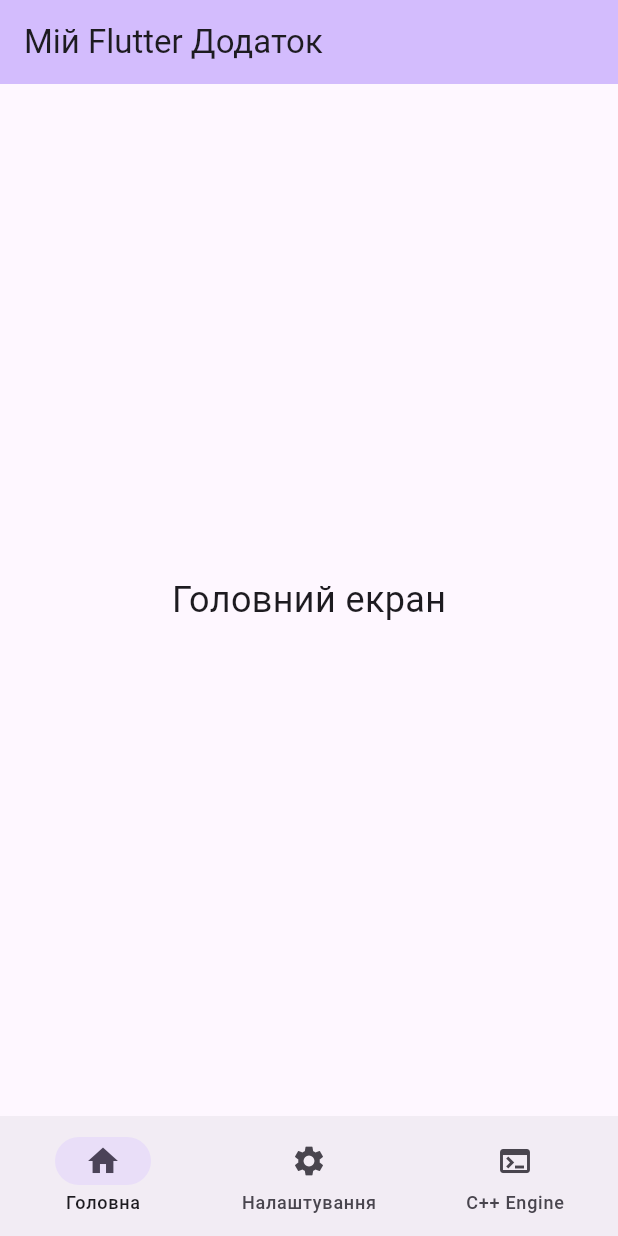
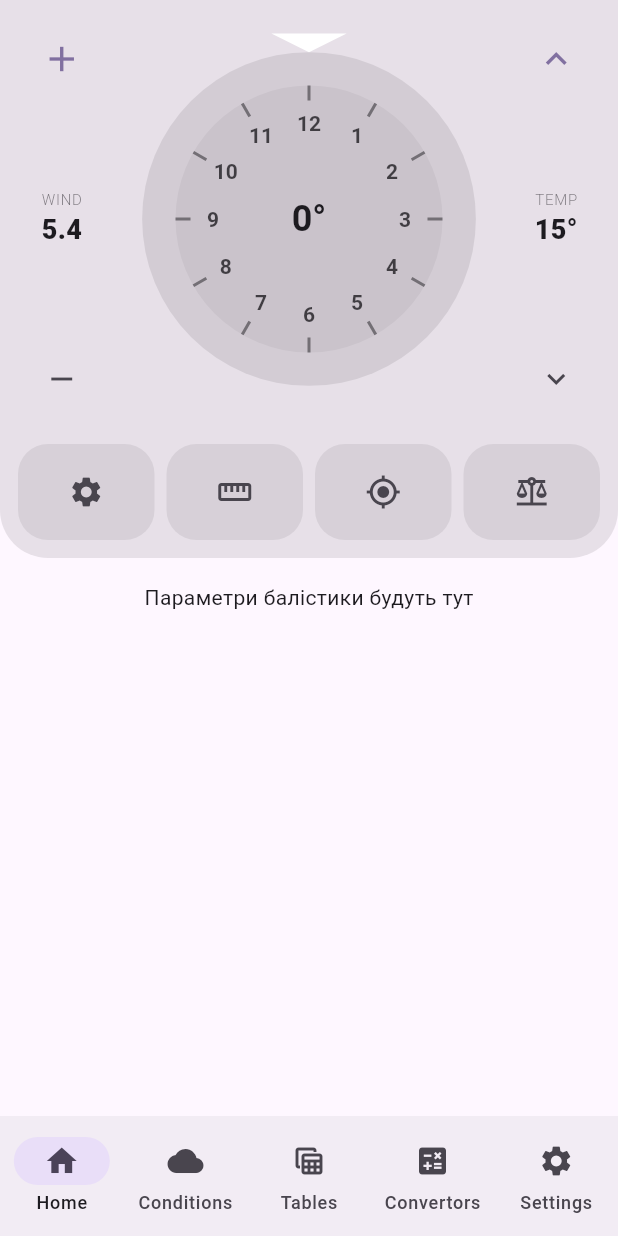
Before and after one commit to o-murphy/ebalistyka-app, a Flutter app: the screen it shows after launch, on a phone screen of 412 x 824 dp. Run offline on Flutter 3.47's test engine with Material 3 defaults, Android fonts, the phone set to English and light mode, and no system bars; our stand-ins replace flutter_riverpod; missing offline and left inert: window_manager.

Commit message:
home screen template

```diff
--- a/lib/main.dart
+++ b/lib/main.dart
@@ -1,5 +1,11 @@
 import 'package:flutter/material.dart';
 import 'package:window_manager/window_manager.dart'; // Додаємо цей імпорт
+import 'screens/home_screen.dart'; // <--- 1. Імпортуємо файл
+import 'screens/conditions_screen.dart'; // <--- 1. Імпортуємо файл
+import 'screens/tables_screen.dart'; // <--- 1. Імпортуємо файл
+import 'screens/convertor_screen.dart'; // <--- 1. Імпортуємо файл
+import 'screens/settings_screen.dart'; // <--- 1. Імпортуємо файл
+import 'package:flutter_riverpod/flutter_riverpod.dart';
 
 void main() async {
   WidgetsFlutterBinding.ensureInitialized();
@@ -9,7 +15,7 @@ void main() async {
   WindowOptions windowOptions = const WindowOptions(
     size: Size(375, 812), // Розмір екрана iPhone 13 mini в логічних пікселях
     center: true,
-    title: "Мій Мобільний Додаток",
+    title: "eBallistica",
   );
 
   windowManager.waitUntilReadyToShow(windowOptions, () async {
@@ -17,7 +23,7 @@ void main() async {
     await windowManager.focus();
   });
 
-  runApp(const MyApp());
+  runApp(const ProviderScope(child: MyApp()));
 }
 
 class MyApp extends StatelessWidget {
@@ -27,26 +33,27 @@ class MyApp extends StatelessWidget {
   @override
   Widget build(BuildContext context) {
     return MaterialApp(
-      title: 'Flutter Demo',
       theme: ThemeData(
-        // This is the theme of your application.
-        //
-        // TRY THIS: Try running your application with "flutter run". You'll see
-        // the application has a purple toolbar. Then, without quitting the app,
-        // try changing the seedColor in the colorScheme below to Colors.green
-        // and then invoke "hot reload" (save your changes or press the "hot
-        // reload" button in a Flutter-supported IDE, or press "r" if you used
-        // the command line to start the app).
-        //
-        // Notice that the counter didn't reset back to zero; the application
-        // state is not lost during the reload. To reset the state, use hot
-        // restart instead.
-        //
-        // This works for code too, not just values: Most code changes can be
-        // tested with just a hot reload.
-        colorScheme: .fromSeed(seedColor: Colors.deepPurple),
+        useMaterial3: true,
+        colorScheme: ColorScheme.fromSeed(
+          seedColor: Colors.deepPurple,
+          brightness: Brightness.light,
+        ),
       ),
-      home: const MyHomePage(title: 'Flutter Demo Home Page'),
+
+      // 2. Темна тема
+      darkTheme: ThemeData(
+        useMaterial3: true,
+        colorScheme: ColorScheme.fromSeed(
+          seedColor: Colors.deepPurple,
+          brightness: Brightness.dark,
+        ),
+      ),
+
+      // 3. Режим роботи: система сама каже, яку тему брати
+      themeMode: ThemeMode.system,
+
+      home: const MyHomePage(title: 'eBallistica'),
     );
   }
 }
@@ -76,9 +83,11 @@ class _MyHomePageState extends State<MyHomePage> {
   // 2. Список віджетів (екранів), між якими ми перемикаємось
   // Ви можете винести їх в окремі файли пізніше
   static const List<Widget> _pages = <Widget>[
-    Center(child: Text('Головний екран', style: TextStyle(fontSize: 24))),
-    Center(child: Text('Екран налаштувань', style: TextStyle(fontSize: 24))),
-    Center(child: Text('Ваша C++ Логіка', style: TextStyle(fontSize: 24))),
+    HomeScreen(), // <--- Ось ваш окремий віджет
+    ConditionsScreen(),
+    TablesScreen(),
+    ConvertorScreen(),
+    SettingsScreen(),
   ];
 
   // 3. Функція, що змінює індекс при натисканні
@@ -91,28 +100,22 @@ class _MyHomePageState extends State<MyHomePage> {
   @override
   Widget build(BuildContext context) {
     return Scaffold(
-      appBar: AppBar(
-        title: const Text('Мій Flutter Додаток'),
-        backgroundColor: Theme.of(context).colorScheme.inversePrimary,
-      ),
-
       // 4. Тіло екрана змінюється динамічно залежно від індексу
-      body: _pages[_selectedIndex],
+      body: SafeArea(child: _pages[_selectedIndex]),
 
       // 5. Сам BottomNavigationBar
       bottomNavigationBar: NavigationBar(
         selectedIndex: _selectedIndex,
         onDestinationSelected: _onItemTapped,
         destinations: const <NavigationDestination>[
-          NavigationDestination(icon: Icon(Icons.home), label: 'Головна'),
+          NavigationDestination(icon: Icon(Icons.home), label: 'Home'),
+          NavigationDestination(icon: Icon(Icons.cloud), label: 'Conditions'),
+          NavigationDestination(icon: Icon(Icons.table_view), label: 'Tables'),
           NavigationDestination(
-            icon: Icon(Icons.settings),
-            label: 'Налаштування',
+            icon: Icon(Icons.calculate),
+            label: 'Convertors',
           ),
-          NavigationDestination(
-            icon: Icon(Icons.terminal),
-            label: 'C++ Engine',
-          ),
+          NavigationDestination(icon: Icon(Icons.settings), label: 'Settings'),
         ],
       ),
     );
--- /dev/null
+++ b/lib/screens/home_screen.dart
@@ -0,0 +1,240 @@
+import 'dart:math';
+import 'package:flutter/material.dart';
+import '../widgets/wind_indicator.dart';
+
+class SideControlBlock extends StatelessWidget {
+  final IconData topIcon;
+  final IconData bottomIcon;
+  final String label;
+  final String value;
+  final VoidCallback onTopPressed;
+  final VoidCallback onBottomPressed;
+
+  const SideControlBlock({
+    super.key,
+    required this.topIcon,
+    required this.bottomIcon,
+    required this.label,
+    required this.value,
+    required this.onTopPressed,
+    required this.onBottomPressed,
+  });
+
+  @override
+  Widget build(BuildContext context) {
+    return Container(
+      margin: const EdgeInsets.all(4),
+      child: Column(
+        children: [
+          // Кнопка зверху
+          Expanded(
+            flex: 1,
+            child: IconButton(
+              onPressed: onTopPressed,
+              icon: Icon(topIcon, size: 28),
+              // Оновлено: .withValues замість .withOpacity
+              color: Theme.of(
+                context,
+              ).colorScheme.primary.withValues(alpha: 0.8),
+              padding: EdgeInsets.zero,
+            ),
+          ),
+
+          // Інформаційний текст по центру
+          Expanded(
+            flex: 2,
+            child: Column(
+              mainAxisAlignment: MainAxisAlignment.center,
+              children: [
+                Text(
+                  label,
+                  style: Theme.of(context).textTheme.labelSmall?.copyWith(
+                    fontSize: 10,
+                    fontWeight: FontWeight.w300,
+                    // Оновлено: .withValues замість .withOpacity
+                    color: Theme.of(
+                      context,
+                    ).colorScheme.onSurface.withValues(alpha: 0.6),
+                  ),
+                ),
+                Text(
+                  value,
+                  style: TextStyle(
+                    fontWeight: FontWeight.w900,
+                    fontSize: 18,
+                    color: Theme.of(context).colorScheme.onSurface,
+                  ),
+                ),
+              ],
+            ),
+          ),
+
+          // Кнопка знизу
+          Expanded(
+            flex: 1,
+            child: IconButton(
+              onPressed: onBottomPressed,
+              icon: Icon(bottomIcon, size: 24),
+              // Якщо захочеш додати колір і сюди:
+              // color: Theme.of(context).colorScheme.onSurface.withValues(alpha: 0.7),
+              padding: EdgeInsets.zero,
+            ),
+          ),
+        ],
+      ),
+    );
+  }
+}
+
+class QuickActionsPanel extends StatelessWidget {
+  const QuickActionsPanel({super.key});
+
+  @override
+  Widget build(BuildContext context) {
+    const double outerMargin = 12.0;
+    const double spacing = 8.0;
+
+    return Container(
+      height: 64,
+      margin: const EdgeInsets.only(
+        left: outerMargin,
+        right: outerMargin,
+        bottom: outerMargin,
+        top: 4,
+      ),
+      child: Row(
+        children: [
+          _buildAction(context, Icons.settings, () => print("Settings")),
+          const SizedBox(width: spacing),
+          _buildAction(context, Icons.straighten, () => print("Rangefinder")),
+          const SizedBox(width: spacing),
+          _buildAction(context, Icons.gps_fixed, () => print("Target")),
+          const SizedBox(width: spacing),
+          _buildAction(context, Icons.balance, () => print("Stability")),
+        ],
+      ),
+    );
+  }
+
+  Widget _buildAction(BuildContext context, IconData icon, VoidCallback onTap) {
+    return Expanded(
+      child: SizedBox(
+        height: double.infinity,
+        child: IconButton(
+          onPressed: onTap,
+          icon: Icon(icon, size: 24),
+          style: IconButton.styleFrom(
+            // ЗАМІНА ТУТ:
+            backgroundColor: Theme.of(
+              context,
+            ).colorScheme.onSurface.withValues(alpha: 0.08),
+            shape: RoundedRectangleBorder(
+              borderRadius: BorderRadius.circular(20),
+            ),
+          ),
+        ),
+      ),
+    );
+  }
+}
+
+class HomeScreen extends StatelessWidget {
+  const HomeScreen({super.key});
+
+  @override
+  Widget build(BuildContext context) {
+    return LayoutBuilder(
+      builder: (context, constraints) {
+        double width = constraints.maxWidth;
+        // Обмежуємо висоту: квадрат або половина екрана
+        double maxHeight = constraints.maxHeight * 0.5;
+        double height = min(width, maxHeight);
+
+        return Column(
+          children: [
+            // ВЕРХНЯ СЕКЦІЯ
+            Container(
+              width: double.infinity,
+              height: height,
+              decoration: BoxDecoration(
+                color: Theme.of(context).colorScheme.surfaceContainerHighest,
+                borderRadius: const BorderRadius.only(
+                  bottomLeft: Radius.circular(32),
+                  bottomRight: Radius.circular(32),
+                ),
+              ),
+              child: SafeArea(
+                // Щоб панель кнопок не конфліктувала з SafeArea,
+                // використовуємо внутрішній Column
+                child: Column(
+                  children: [
+                    // 1. Верхня частина: Блоки + Колесо
+                    Expanded(
+                      child: Row(
+                        children: [
+                          // Лівий блок
+                          Expanded(
+                            flex: 1,
+                            child: SideControlBlock(
+                              topIcon: Icons.add,
+                              bottomIcon: Icons.remove,
+                              label: "WIND",
+                              value: "5.4",
+                              onTopPressed: () => print("Wind +"),
+                              onBottomPressed: () => print("Wind -"),
+                            ),
+                          ),
+
+                          // Центр: Колесо
+                          Expanded(
+                            flex: 3,
+                            child: Padding(
+                              padding: const EdgeInsets.symmetric(
+                                vertical: 8.0,
+                              ),
+                              child: WindIndicator(
+                                onAngleChanged: (degrees, clockFormat) {
+                                  print("Напрямок: $degrees°");
+                                },
+                              ),
+                            ),
+                          ),
+
+                          // Правий блок
+                          Expanded(
+                            flex: 1,
+                            child: SideControlBlock(
+                              topIcon: Icons.keyboard_arrow_up,
+                              bottomIcon: Icons.keyboard_arrow_down,
+                              label: "TEMP",
+                              value: "15°",
+                              onTopPressed: () => print("Temp +"),
+                              onBottomPressed: () => print("Temp -"),
+                            ),
+                          ),
+                        ],
+                      ),
+                    ),
+
+                    // 2. Нижня частина: Панель кнопок (Фіксована висота)
+                    const QuickActionsPanel(),
+                  ],
+                ),
+              ),
+            ),
+
+            // НИЖНЯ СЕКЦІЯ (Скрол)
+            const Expanded(
+              child: SingleChildScrollView(
+                padding: EdgeInsets.all(16.0),
+                child: Column(
+                  children: [Text("Параметри балістики будуть тут")],
+                ),
+              ),
+            ),
+          ],
+        );
+      },
+    );
+  }
+}
--- /dev/null
+++ b/lib/widgets/wind_indicator.dart
@@ -0,0 +1,198 @@
+import 'dart:math';
+import 'package:flutter/material.dart';
+
+class WindIndicator extends StatefulWidget {
+  final double initialAngle;
+  final Function(double, String) onAngleChanged;
+
+  const WindIndicator({
+    super.key,
+    this.initialAngle = -pi / 2, // Починаємо з 12:00 (вгору)
+    required this.onAngleChanged,
+  });
+
+  @override
+  State<WindIndicator> createState() => _WindIndicatorState();
+}
+
+class _WindIndicatorState extends State<WindIndicator> {
+  late double angle;
+
+  @override
+  void initState() {
+    super.initState();
+    angle = widget.initialAngle;
+  }
+
+  void _handleGesture(Offset localPosition, Size size) {
+    final center = Offset(size.width / 2, size.height / 2);
+
+    // Отримуємо "сирий" кут від дотику
+    double rawAngle = atan2(
+      localPosition.dy - center.dy,
+      localPosition.dx - center.dx,
+    );
+
+    // 1. Переводимо в градуси для зручного округлення
+    // Додаємо 90, щоб 0 був на 12 годині
+    double degrees = (rawAngle * 180 / pi + 90) % 360;
+    if (degrees < 0) degrees += 360;
+
+    // 2. ОКРУГЛЕННЯ: приводимо до найближчого цілого градуса
+    double snappedDegrees = degrees.roundToDouble();
+
+    // 3. Конвертуємо назад у радіани для коректного відображення стрілки
+    // Віднімаємо 90, щоб повернути математичну орієнтацію Flutter
+    double snappedAngle = (snappedDegrees - 90) * pi / 180;
+
+    setState(() {
+      angle = snappedAngle;
+    });
+
+    // Розрахунок годин для колбеку (тепер на основі snappedDegrees)
+    int hour = ((snappedDegrees / 30).round() % 12);
+    if (hour == 0) hour = 12;
+    String clockFormat = "${hour.toString().padLeft(2, '0')}:00";
+
+    widget.onAngleChanged(snappedDegrees, clockFormat);
+  }
+
+  @override
+  Widget build(BuildContext context) {
+    return LayoutBuilder(
+      builder: (context, constraints) {
+        final size = Size(constraints.maxWidth, constraints.maxHeight);
+        return GestureDetector(
+          onPanUpdate: (details) => _handleGesture(details.localPosition, size),
+          onTapDown: (details) => _handleGesture(details.localPosition, size),
+          child: CustomPaint(
+            size: Size.infinite,
+            painter: WindPainter(
+              angle: angle,
+              color: Theme.of(context).colorScheme.onSurface,
+              primaryColor: Theme.of(context).colorScheme.primary,
+            ),
+          ),
+        );
+      },
+    );
+  }
+}
+
+class WindPainter extends CustomPainter {
+  final double angle;
+  final Color color;
+  final Color primaryColor;
+
+  WindPainter({
+    required this.angle,
+    required this.color,
+    required this.primaryColor,
+  });
+
+  @override
+  void paint(Canvas canvas, Size size) {
+    final center = Offset(size.width / 2, size.height / 2);
+    final radius = min(size.width, size.height) * 0.45;
+    final innerRadius = radius * 0.8;
+
+    final ringPaint = Paint()
+      ..color = color
+          .withValues(alpha: 0.1) // Було withOpacity
+      ..style = PaintingStyle.fill;
+
+    // 1. Малюємо зовнішнє кільце
+    canvas.drawCircle(center, radius, ringPaint);
+    canvas.drawCircle(
+      center,
+      innerRadius,
+      Paint()..color = color.withOpacity(0.05),
+    );
+
+    // 2. Малюємо мітки годин та цифри
+    final textPainter = TextPainter(textDirection: TextDirection.ltr);
+    for (int i = 1; i <= 12; i++) {
+      double hourAngle = (i * 30 - 90) * pi / 180;
+
+      // Рисочки
+      final tickStart = Offset(
+        center.dx + innerRadius * cos(hourAngle),
+        center.dy + innerRadius * sin(hourAngle),
+      );
+      final tickEnd = Offset(
+        center.dx + (innerRadius - 10) * cos(hourAngle),
+        center.dy + (innerRadius - 10) * sin(hourAngle),
+      );
+      canvas.drawLine(
+        tickStart,
+        tickEnd,
+        Paint()
+          ..color = color.withOpacity(0.5)
+          ..strokeWidth = 2,
+      );
+
+      // Цифри
+      textPainter.text = TextSpan(
+        text: '$i',
+        style: TextStyle(
+          color: color.withOpacity(0.8),
+          fontSize: 14,
+          fontWeight: FontWeight.bold,
+        ),
+      );
+      textPainter.layout();
+      final textPos = Offset(
+        center.dx + (innerRadius - 25) * cos(hourAngle) - textPainter.width / 2,
+        center.dy +
+            (innerRadius - 25) * sin(hourAngle) -
+            textPainter.height / 2,
+      );
+      textPainter.paint(canvas, textPos);
+    }
+
+    // 3. Малюємо стрілку-трикутник (указує "звідки")
+    final arrowPath = Path();
+    double arrowSize = 15;
+
+    // Координати вершин трикутника на зовнішньому колі
+    Offset tip = Offset(
+      center.dx + radius * cos(angle),
+      center.dy + radius * sin(angle),
+    );
+    Offset base1 = Offset(
+      center.dx + (radius + arrowSize) * cos(angle - 0.2),
+      center.dy + (radius + arrowSize) * sin(angle - 0.2),
+    );
+    Offset base2 = Offset(
+      center.dx + (radius + arrowSize) * cos(angle + 0.2),
+      center.dy + (radius + arrowSize) * sin(angle + 0.2),
+    );
+
+    arrowPath.moveTo(tip.dx, tip.dy);
+    arrowPath.lineTo(base1.dx, base1.dy);
+    arrowPath.lineTo(base2.dx, base2.dy);
+    arrowPath.close();
+
+    canvas.drawPath(arrowPath, Paint()..color = Colors.white);
+
+    // 4. Текст у центрі (Градуси)
+    double degrees = (angle * 180 / pi + 90) % 360;
+    if (degrees < 0) degrees += 360;
+
+    textPainter.text = TextSpan(
+      text: '${degrees.toStringAsFixed(0)}°',
+      style: TextStyle(color: color, fontSize: 24, fontWeight: FontWeight.bold),
+    );
+    textPainter.layout();
+    textPainter.paint(
+      canvas,
+      Offset(
+        center.dx - textPainter.width / 2,
+        center.dy - textPainter.height / 2,
+      ),
+    );
+  }
+
+  @override
+  bool shouldRepaint(WindPainter oldDelegate) => true;
+}
--- a/pubspec.yaml
+++ b/pubspec.yaml
@@ -35,6 +35,7 @@ dependencies:
   # Use with the CupertinoIcons class for iOS style icons.
   cupertino_icons: ^1.0.8
   window_manager: ^0.5.1
+  flutter_riverpod: ^3.3.1
 
 dev_dependencies:
   flutter_test:
```
Also changed, not shown: lib/screens/conditions_screen.dart (added, +31 -0 lines), lib/screens/convertor_screen.dart (added, +31 -0 lines), lib/screens/settings_screen.dart (added, +31 -0 lines), lib/screens/tables_screen.dart (added, +31 -0 lines), pubspec.lock.
